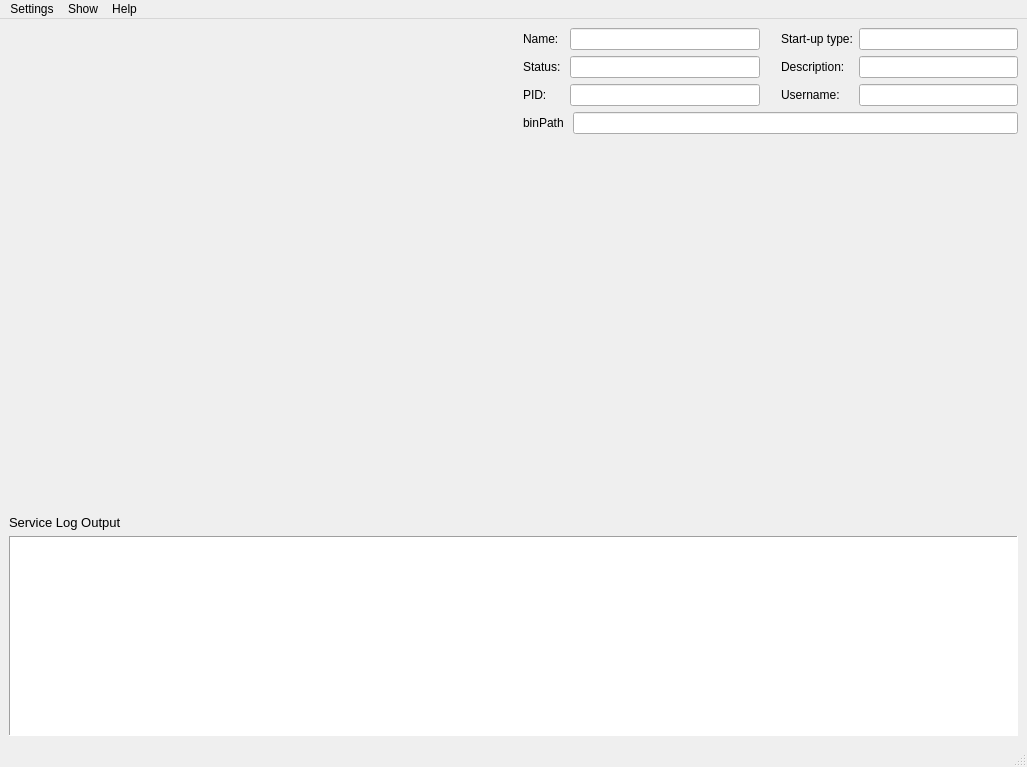
The window that ServiceManager/GUI/layouts/MainWindow.ui (ISISNeutronMuon/HLM_PV_Import) describes before a commit, drawn with Qt 5.
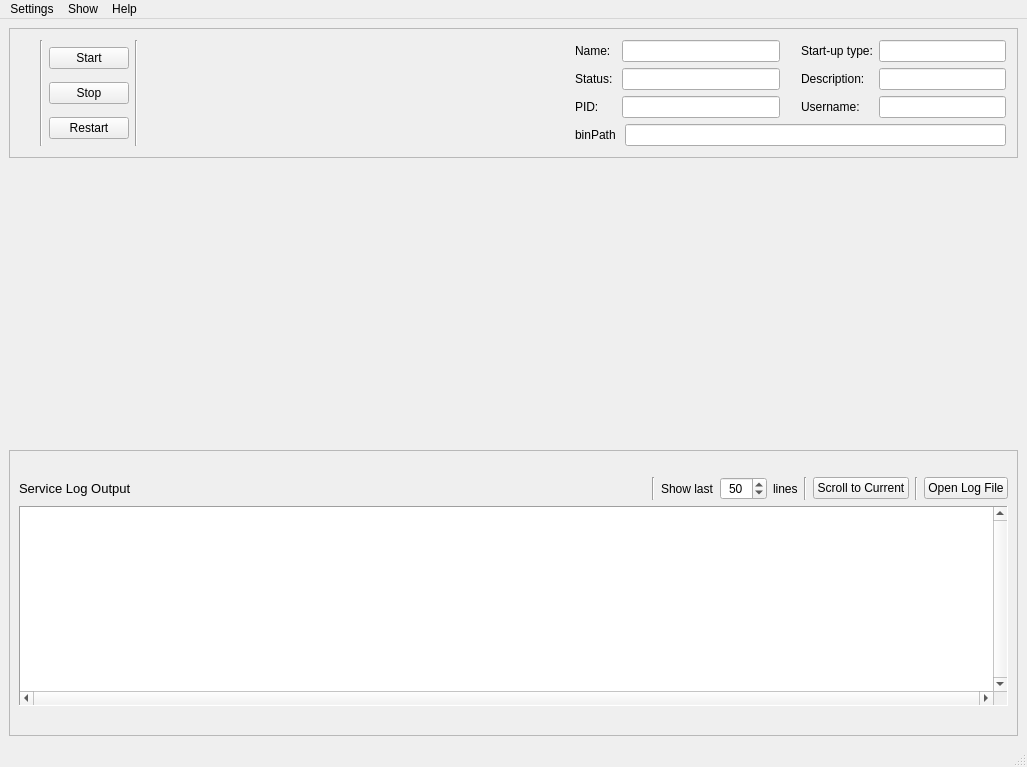
The same window after the commit.

Commit message: Manager: add service controls, GUI logger, service log widget options

```diff
--- a/ServiceManager/GUI/layouts/MainWindow.ui
+++ b/ServiceManager/GUI/layouts/MainWindow.ui
@@ -17,7 +17,28 @@
    <locale language="English" country="UnitedKingdom"/>
   </property>
   <widget class="QWidget" name="centralwidget">
+   <layout class="QVBoxLayout" name="verticalLayout_8">
+    <item>
+     <widget class="QFrame" name="serviceStatusFrame">
+      <property name="frameShape">
+       <enum>QFrame::StyledPanel</enum>
+      </property>
+      <property name="frameShadow">
+       <enum>QFrame::Raised</enum>
+      </property>
    <layout class="QVBoxLayout" name="verticalLayout_4">
+       <property name="leftMargin">
+        <number>11</number>
+       </property>
+       <property name="topMargin">
+        <number>11</number>
+       </property>
+       <property name="rightMargin">
+        <number>11</number>
+       </property>
+       <property name="bottomMargin">
+        <number>11</number>
+       </property>
     <item>
      <widget class="QWidget" name="serviceDetails" native="true">
       <layout class="QVBoxLayout" name="verticalLayout_3">
@@ -53,10 +74,67 @@
            <property name="alignment">
             <set>Qt::AlignCenter</set>
            </property>
+              <property name="margin">
+               <number>0</number>
+              </property>
           </widget>
          </item>
          <item>
-          <spacer name="horizontalSpacer">
+             <widget class="Line" name="line">
+              <property name="orientation">
+               <enum>Qt::Vertical</enum>
+              </property>
+             </widget>
+            </item>
+            <item>
+             <layout class="QVBoxLayout" name="verticalLayout_6">
+              <item>
+               <widget class="QPushButton" name="serviceStart">
+                <property name="font">
+                 <font>
+                  <pointsize>9</pointsize>
+                 </font>
+                </property>
+                <property name="text">
+                 <string>Start</string>
+                </property>
+               </widget>
+              </item>
+              <item>
+               <widget class="QPushButton" name="serviceStop">
+                <property name="font">
+                 <font>
+                  <pointsize>9</pointsize>
+                 </font>
+                </property>
+                <property name="text">
+                 <string>Stop</string>
+                </property>
+               </widget>
+              </item>
+              <item>
+               <widget class="QPushButton" name="serviceRestart">
+                <property name="font">
+                 <font>
+                  <pointsize>9</pointsize>
+                 </font>
+                </property>
+                <property name="text">
+                 <string>Restart</string>
+                </property>
+               </widget>
+              </item>
+             </layout>
+            </item>
+            <item>
+             <widget class="Line" name="line_2">
+              <property name="orientation">
+               <enum>Qt::Vertical</enum>
+              </property>
+             </widget>
+            </item>
+            <item>
+             <spacer name="horizontalSpacer_3">
            <property name="orientation">
             <enum>Qt::Horizontal</enum>
            </property>
@@ -88,6 +166,9 @@
                </item>
                <item row="0" column="1">
                 <widget class="QLineEdit" name="nameText">
+                    <property name="autoFillBackground">
+                     <bool>false</bool>
+                    </property>
                  <property name="readOnly">
                   <bool>true</bool>
                  </property>
@@ -242,8 +323,9 @@
       </layout>
      </widget>
     </item>
-    <item>
-     <layout class="QVBoxLayout" name="verticalLayout">
+      </layout>
+     </widget>
+    </item>
       <item>
        <spacer name="verticalSpacer">
         <property name="orientation">
@@ -251,12 +333,43 @@
         </property>
         <property name="sizeHint" stdset="0">
          <size>
-          <width>20</width>
-          <height>40</height>
+        <width>253</width>
+        <height>265</height>
          </size>
         </property>
        </spacer>
       </item>
+    <item>
+     <widget class="QFrame" name="logFrame">
+      <property name="frameShape">
+       <enum>QFrame::StyledPanel</enum>
+      </property>
+      <property name="frameShadow">
+       <enum>QFrame::Raised</enum>
+      </property>
+      <layout class="QVBoxLayout" name="verticalLayout_5">
+       <property name="bottomMargin">
+        <number>11</number>
+       </property>
+       <item>
+        <widget class="QWidget" name="serviceLog" native="true">
+         <layout class="QVBoxLayout" name="verticalLayout_7">
+          <property name="leftMargin">
+           <number>0</number>
+          </property>
+          <property name="topMargin">
+           <number>0</number>
+          </property>
+          <property name="rightMargin">
+           <number>0</number>
+          </property>
+          <property name="bottomMargin">
+           <number>0</number>
+          </property>
+          <item>
+           <layout class="QVBoxLayout" name="verticalLayout">
+            <item>
+             <layout class="QHBoxLayout" name="horizontalLayout_3">
       <item>
        <widget class="QLabel" name="serviceLogLabel">
         <property name="maximumSize">
@@ -276,7 +389,124 @@
        </widget>
       </item>
       <item>
+               <spacer name="horizontalSpacer">
+                <property name="orientation">
+                 <enum>Qt::Horizontal</enum>
+                </property>
+                <property name="sizeHint" stdset="0">
+                 <size>
+                  <width>40</width>
+                  <height>20</height>
+                 </size>
+                </property>
+               </spacer>
+              </item>
+              <item>
+               <widget class="Line" name="line_5">
+                <property name="orientation">
+                 <enum>Qt::Vertical</enum>
+                </property>
+               </widget>
+              </item>
+              <item>
+               <widget class="QLabel" name="last_lines_lbl_1">
+                <property name="font">
+                 <font>
+                  <pointsize>9</pointsize>
+                 </font>
+                </property>
+                <property name="text">
+                 <string>Show last</string>
+                </property>
+               </widget>
+              </item>
+              <item>
+               <widget class="QSpinBox" name="logLinesSpinBox">
+                <property name="font">
+                 <font>
+                  <pointsize>9</pointsize>
+                 </font>
+                </property>
+                <property name="alignment">
+                 <set>Qt::AlignCenter</set>
+                </property>
+                <property name="buttonSymbols">
+                 <enum>QAbstractSpinBox::UpDownArrows</enum>
+                </property>
+                <property name="minimum">
+                 <number>15</number>
+                </property>
+                <property name="maximum">
+                 <number>250</number>
+                </property>
+                <property name="value">
+                 <number>50</number>
+                </property>
+                <property name="displayIntegerBase">
+                 <number>10</number>
+                </property>
+               </widget>
+              </item>
+              <item>
+               <widget class="QLabel" name="last_lines_lbl_2">
+                <property name="font">
+                 <font>
+                  <pointsize>9</pointsize>
+                 </font>
+                </property>
+                <property name="text">
+                 <string>lines</string>
+                </property>
+               </widget>
+              </item>
+              <item>
+               <widget class="Line" name="line_4">
+                <property name="orientation">
+                 <enum>Qt::Vertical</enum>
+                </property>
+               </widget>
+              </item>
+              <item>
+               <widget class="QPushButton" name="logScrollDownButton">
+                <property name="font">
+                 <font>
+                  <pointsize>9</pointsize>
+                 </font>
+                </property>
+                <property name="text">
+                 <string>Scroll to Current</string>
+                </property>
+               </widget>
+              </item>
+              <item>
+               <widget class="Line" name="line_3">
+                <property name="orientation">
+                 <enum>Qt::Vertical</enum>
+                </property>
+               </widget>
+              </item>
+              <item>
+               <widget class="QPushButton" name="openLogFileButton">
+                <property name="font">
+                 <font>
+                  <pointsize>9</pointsize>
+                 </font>
+                </property>
+                <property name="text">
+                 <string>Open Log File</string>
+                </property>
+               </widget>
+              </item>
+             </layout>
+            </item>
+            <item>
        <widget class="QPlainTextEdit" name="serviceLogText">
+              <property name="minimumSize">
+               <size>
+                <width>0</width>
+                <height>200</height>
+               </size>
+              </property>
         <property name="maximumSize">
          <size>
           <width>16777215</width>
@@ -292,10 +522,10 @@
          <enum>QFrame::Panel</enum>
         </property>
         <property name="verticalScrollBarPolicy">
-         <enum>Qt::ScrollBarAsNeeded</enum>
+               <enum>Qt::ScrollBarAlwaysOn</enum>
         </property>
         <property name="horizontalScrollBarPolicy">
-         <enum>Qt::ScrollBarAsNeeded</enum>
+               <enum>Qt::ScrollBarAlwaysOn</enum>
         </property>
         <property name="lineWrapMode">
          <enum>QPlainTextEdit::NoWrap</enum>
@@ -303,9 +533,18 @@
         <property name="readOnly">
          <bool>true</bool>
         </property>
+              <property name="backgroundVisible">
+               <bool>false</bool>
+              </property>
        </widget>
       </item>
      </layout>
+          </item>
+         </layout>
+        </widget>
+       </item>
+      </layout>
+     </widget>
     </item>
    </layout>
   </widget>
```
Left out of the diff: 8 changed lines with no effect on the pictures. Lines whose indentation alone changed are shown as unchanged. The commit also changes 5 other files.
